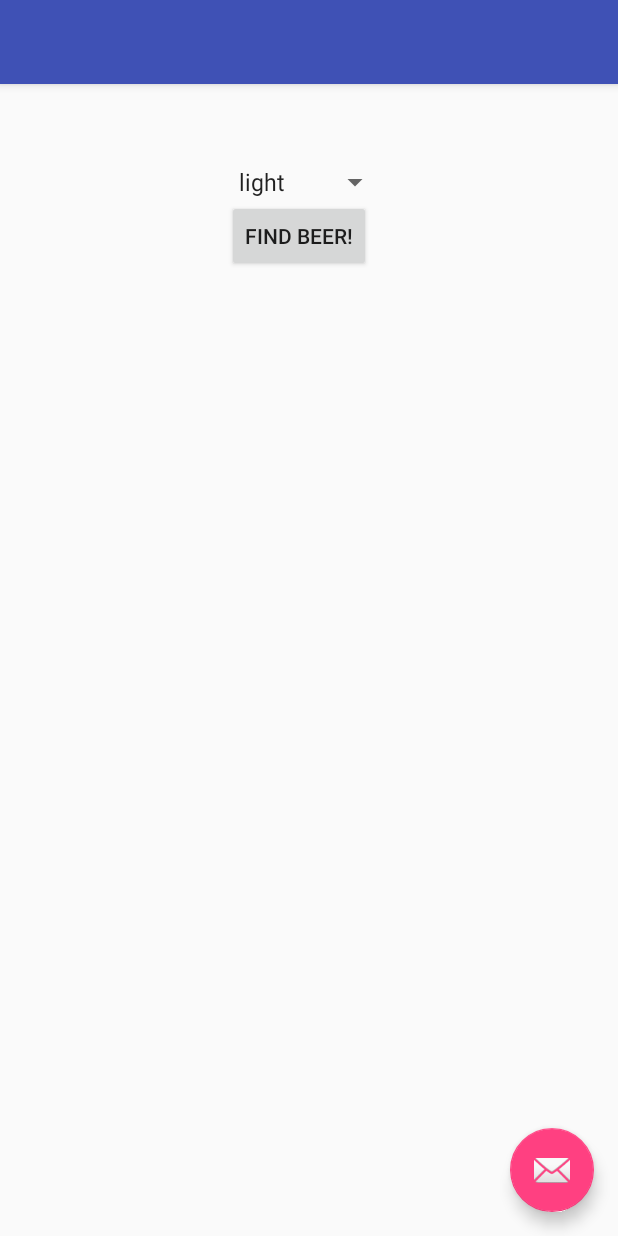
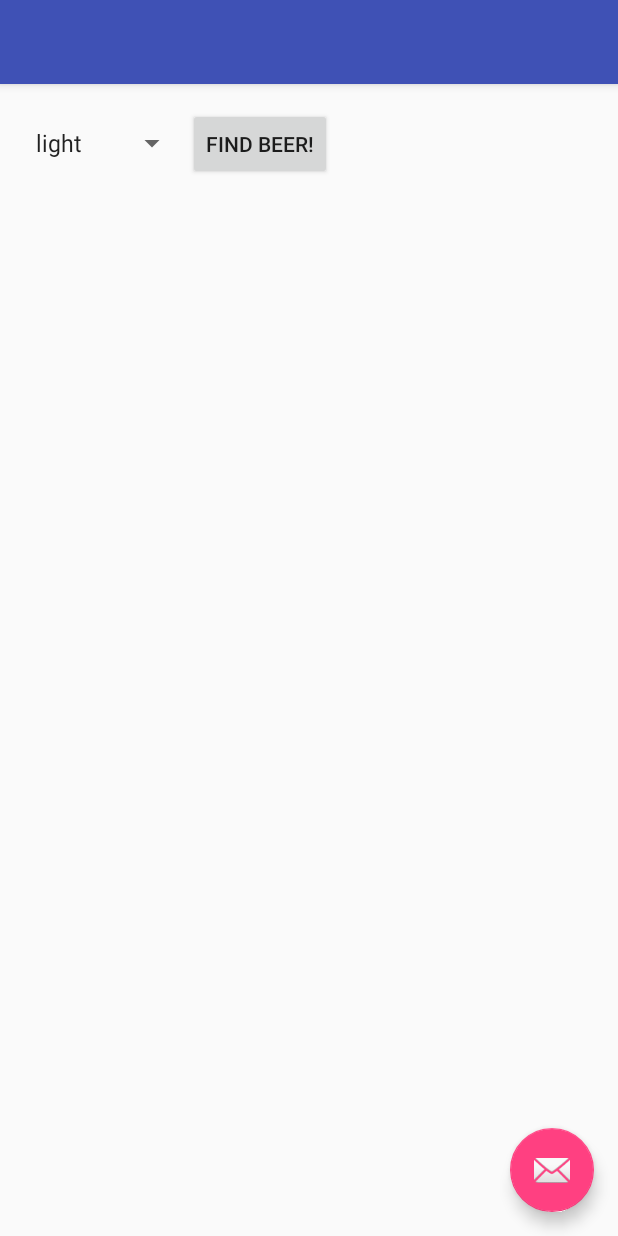
Before and after one commit to lfelipemarin/hf-android-tuts, an Android app: the screen it shows after launch (FindBeerActivity), on a phone screen of 412 x 824 dp. Run offline under Robolectric (Android 15) with nearby library versions, the phone set to English and light mode, and no system bars.

Commit message:
Fifth chapter: modify BeerAdviser app to understand the different types of layouts: linear

```diff
--- a/BeerAdviser/app/src/main/res/layout/content_find_beer.xml
+++ b/BeerAdviser/app/src/main/res/layout/content_find_beer.xml
@@ -1,5 +1,5 @@
 <?xml version="1.0" encoding="utf-8"?>
-<RelativeLayout xmlns:android="http://schemas.android.com/apk/res/android"
+<LinearLayout xmlns:android="http://schemas.android.com/apk/res/android"
     xmlns:app="http://schemas.android.com/apk/res-auto"
     xmlns:tools="http://schemas.android.com/tools"
     android:layout_width="match_parent"
@@ -8,6 +8,7 @@
     android:paddingLeft="@dimen/activity_horizontal_margin"
     android:paddingRight="@dimen/activity_horizontal_margin"
     android:paddingTop="@dimen/activity_vertical_margin"
+    android:orientation="horizontal"
     app:layout_behavior="@string/appbar_scrolling_view_behavior"
     tools:context="com.apps.felipe.beeradviser.FindBeerActivity"
     tools:showIn="@layout/activity_find_beer">
@@ -16,17 +17,12 @@
         android:id="@+id/color"
         android:layout_width="wrap_content"
         android:layout_height="wrap_content"
-        android:layout_alignParentTop="true"
-        android:layout_centerHorizontal="true"
-        android:layout_marginTop="37dp"
         android:entries="@array/beer_colors" />
 
     <Button
         android:id="@+id/find_beer"
         android:layout_width="wrap_content"
         android:layout_height="wrap_content"
-        android:layout_alignLeft="@+id/color"
-        android:layout_below="@+id/color"
         android:text="@string/find_beer"
         android:onClick="onClickFindBeer"/>
 
@@ -34,8 +30,5 @@
         android:id="@+id/brands"
         android:layout_width="wrap_content"
         android:layout_height="wrap_content"
-        android:layout_alignLeft="@+id/find_beer"
-        android:layout_below="@+id/find_beer"
-        android:layout_marginTop="18dp"
         android:text="@string/brands" />
-</RelativeLayout>
+</LinearLayout>
--- a/BeerAdviser/app/src/main/res/values/strings.xml
+++ b/BeerAdviser/app/src/main/res/values/strings.xml
@@ -1,7 +1,7 @@
 <resources>
     <string name="app_name">Beer Adviser</string>
     <string name="action_settings">Settings</string>
-    <string name="find_beer">Find Beer!</string>
+    <string name="find_beer">FIND BEER!</string>
     <string name="brands"></string>
 
     <string-array name="beer_colors">
```
Also changed, not shown: 4 other files.
